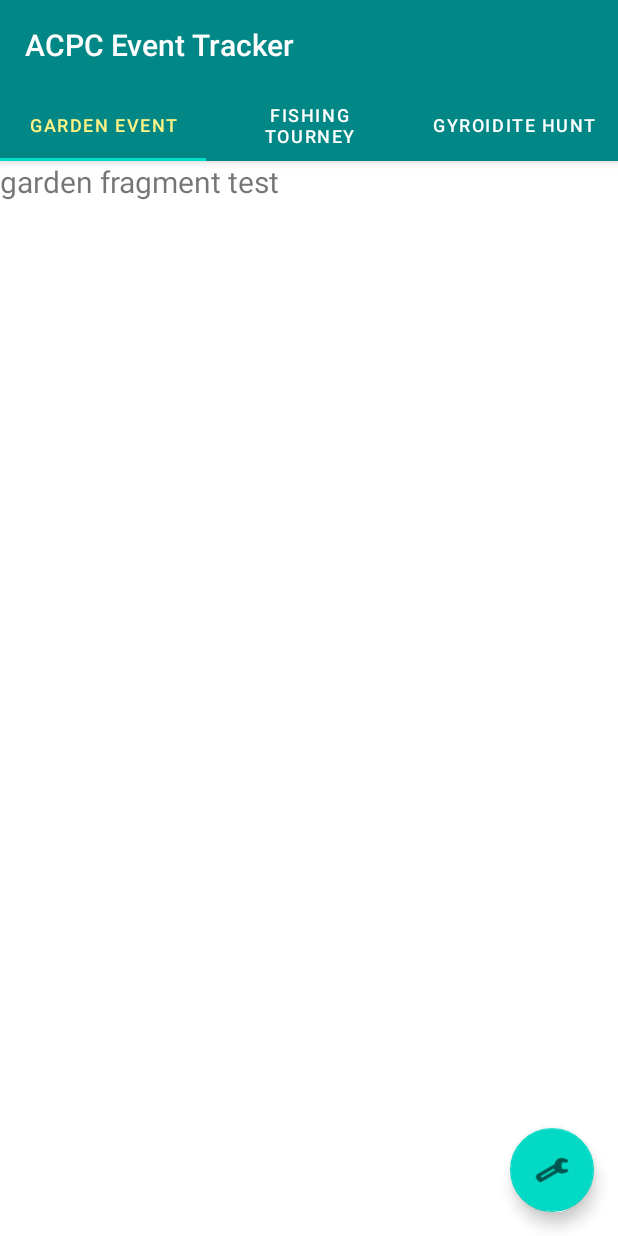
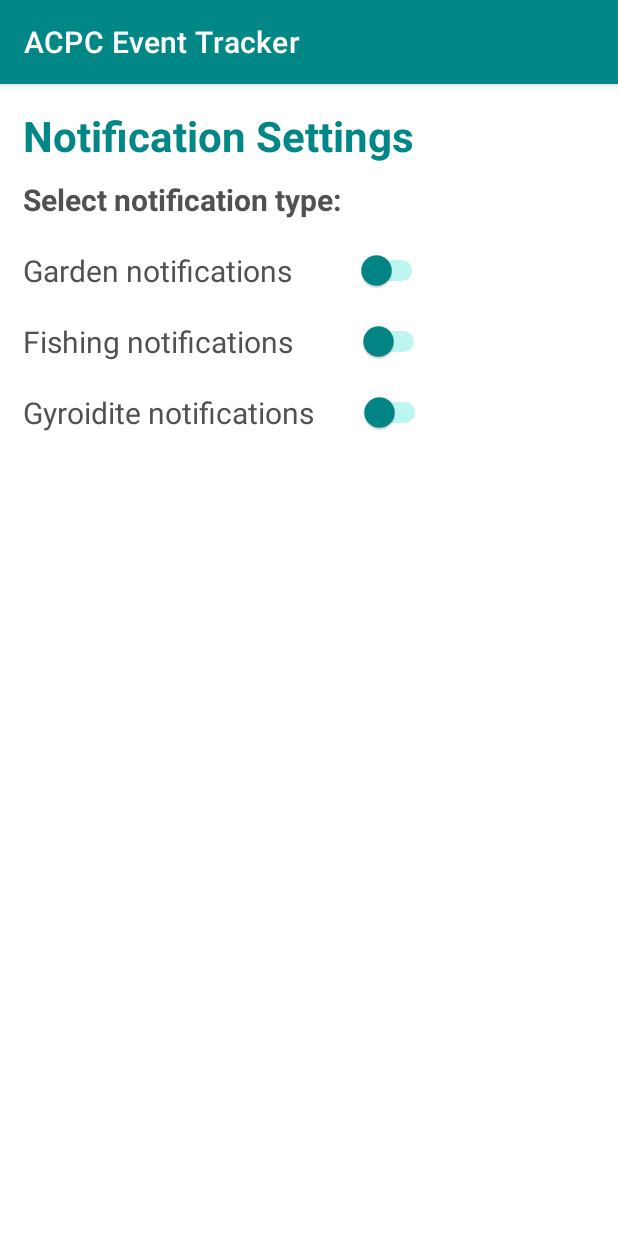
Before and after one commit to LaraLim/ACPC-Event-Tracker, an Android app: the screen it shows after launch (MainActivity before the commit, SettingsPage after it), after a tap on an icon or button, on a phone screen of 412 x 824 dp. Run offline under Robolectric (Android 15) with nearby library versions, the phone set to English and light mode, and no system bars; 1 statement that could not run was skipped.

Commit message:
Created the 3 notification types, started settings page

```diff
--- a/app/src/main/java/com/example/acpceventtracker/MainActivity.java
+++ b/app/src/main/java/com/example/acpceventtracker/MainActivity.java
@@ -1,4 +1,9 @@
 package com.example.acpceventtracker;
+
+/**
+ * References:
+ * https://developer.android.com/reference/androidx/work/PeriodicWorkRequest.Builder
+ * */
 
 import android.app.NotificationChannel;
 import android.app.NotificationManager;
@@ -39,7 +44,7 @@ public class MainActivity extends AppCompatActivity {
         binding = ActivityMainBinding.inflate(getLayoutInflater());
         setContentView(binding.getRoot());
 
-        Duration notificationSendingInterval = Duration.ofMinutes(15);
+        Duration notificationInterval = Duration.ofMinutes(15);
 
         SectionsPagerAdapter sectionsPagerAdapter = new SectionsPagerAdapter(this, getSupportFragmentManager());
         ViewPager viewPager = binding.viewPager;
@@ -47,6 +52,8 @@ public class MainActivity extends AppCompatActivity {
         TabLayout tabs = binding.tabs;
         tabs.setupWithViewPager(viewPager);
         FloatingActionButton fab = binding.fab;
+
+        // below this is notification setup stuff:
 
         // Create the NotificationChannel, but only on API 26+ because
         // the NotificationChannel class is new and not in the support library
@@ -62,19 +69,20 @@ public class MainActivity extends AppCompatActivity {
             notificationManager.createNotificationChannel(channel);
         }
 
-        // using the floating button to test sending notifications, will eventually be for accessing the notification settings page
+        // using the floating button to test sending notifications and accessing the notification settings page
         fab.setOnClickListener(new View.OnClickListener() {
             @Override
             public void onClick(View view) {
                 NotificationSender notificationSender = new NotificationSender(MainActivity.this);
-                notificationSender.sendTestNotification();
+                notificationSender.sendGardenNotification();
+                startActivity(new Intent(MainActivity.this, SettingsPage.class)); // open the notification settings page
             }
         });
 
         // testing WorkRequests and WorkManager with notifications
 
         // create the PeriodicWorkRequest
-        WorkRequest notificationWorkRequest = new PeriodicWorkRequest.Builder(NotificationWorker.class, notificationSendingInterval).build();
+        WorkRequest notificationWorkRequest = new PeriodicWorkRequest.Builder(NotificationWorker.class, notificationInterval).build();
 
         // submit the request to the system
         WorkManager.getInstance(getApplicationContext()).enqueue(notificationWorkRequest);
--- a/app/src/main/java/com/example/acpceventtracker/NotificationSender.java
+++ b/app/src/main/java/com/example/acpceventtracker/NotificationSender.java
@@ -1,4 +1,9 @@
 package com.example.acpceventtracker;
+
+/**
+ * References:
+ * https://developer.android.com/training/notify-user/build-notification#java
+ * */
 
 import android.app.PendingIntent;
 import android.content.Context;
@@ -7,10 +12,6 @@ import android.view.View;
 
 import androidx.core.app.NotificationCompat;
 import androidx.core.app.NotificationManagerCompat;
-
-/***
- * A class to
- */
 
 public class NotificationSender {
     private Context context;
@@ -35,4 +36,55 @@ public class NotificationSender {
         NotificationManagerCompat notificationManager = NotificationManagerCompat.from(context);
         notificationManager.notify(0, builder.build());
     }
+
+    public void sendGardenNotification(){
+        Intent intent = new Intent(context, SettingsPage.class);
+        intent.setFlags(Intent.FLAG_ACTIVITY_NEW_TASK | Intent.FLAG_ACTIVITY_CLEAR_TASK);
+        PendingIntent pendingIntent = PendingIntent.getActivity(context, 0, intent, 0);
+
+        NotificationCompat.Builder builder = new NotificationCompat.Builder(context, context.getString(R.string.channel_id))
+                .setSmallIcon(R.drawable.notification_icon)
+                .setContentTitle("Tend to Pocket Camp garden")
+                .setContentText("Water or harvest flowers \uD83C\uDF37\uD83C\uDF3C\uD83C\uDF3B")
+                .setPriority(NotificationCompat.PRIORITY_DEFAULT)
+                .setContentIntent(pendingIntent)
+                .setAutoCancel(true);
+
+        NotificationManagerCompat notificationManager = NotificationManagerCompat.from(context);
+        notificationManager.notify(0, builder.build());
+    }
+
+    public void sendFishingNotification(){
+        Intent intent = new Intent(context, SettingsPage.class);
+        intent.setFlags(Intent.FLAG_ACTIVITY_NEW_TASK | Intent.FLAG_ACTIVITY_CLEAR_TASK);
+        PendingIntent pendingIntent = PendingIntent.getActivity(context, 0, intent, 0);
+
+        NotificationCompat.Builder builder = new NotificationCompat.Builder(context, context.getString(R.string.channel_id))
+                .setSmallIcon(R.drawable.notification_icon)
+                .setContentTitle("Pocket Camp tourney fish respawned")
+                .setContentText("Catch fish & reach goals \uD83C\uDFA3\uD83D\uDC20")
+                .setPriority(NotificationCompat.PRIORITY_DEFAULT)
+                .setContentIntent(pendingIntent)
+                .setAutoCancel(true);
+
+        NotificationManagerCompat notificationManager = NotificationManagerCompat.from(context);
+        notificationManager.notify(0, builder.build());
+    }
+
+    public void sendGyroidNotification(){
+        Intent intent = new Intent(context, SettingsPage.class);
+        intent.setFlags(Intent.FLAG_ACTIVITY_NEW_TASK | Intent.FLAG_ACTIVITY_CLEAR_TASK);
+        PendingIntent pendingIntent = PendingIntent.getActivity(context, 0, intent, 0);
+
+        NotificationCompat.Builder builder = new NotificationCompat.Builder(context, context.getString(R.string.channel_id))
+                .setSmallIcon(R.drawable.notification_icon)
+                .setContentTitle("Pocket Camp gyroidites respawned")
+                .setContentText("Collect gyroidites & craft furniture \uD83E\uDDFA")
+                .setPriority(NotificationCompat.PRIORITY_DEFAULT)
+                .setContentIntent(pendingIntent)
+                .setAutoCancel(true);
+
+        NotificationManagerCompat notificationManager = NotificationManagerCompat.from(context);
+        notificationManager.notify(0, builder.build());
+    }
 }
--- a/app/src/main/java/com/example/acpceventtracker/NotificationWorker.java
+++ b/app/src/main/java/com/example/acpceventtracker/NotificationWorker.java
@@ -1,4 +1,9 @@
 package com.example.acpceventtracker;
+
+/**
+ * References:
+ * https://developer.android.com/topic/libraries/architecture/workmanager/basics#java
+ * */
 
 import android.content.Context;
 
@@ -15,7 +20,6 @@ public class NotificationWorker extends Worker {
 
     @Override
     public Result doWork() {
-        // Do the work here--in this case, upload the images.
         NotificationSender notificationSender = new NotificationSender(getApplicationContext());
         notificationSender.sendTestNotification();
 
--- a/app/src/main/java/com/example/acpceventtracker/SettingsPage.java
+++ b/app/src/main/java/com/example/acpceventtracker/SettingsPage.java
@@ -4,6 +4,7 @@ import android.app.PendingIntent;
 import android.content.Intent;
 import android.os.Bundle;
 import android.os.PersistableBundle;
+import android.widget.Switch;
 import android.widget.TextView;
 
 import androidx.annotation.Nullable;
@@ -12,13 +13,22 @@ import androidx.core.app.NotificationCompat;
 
 public class SettingsPage extends AppCompatActivity {
 
-    TextView placeholderText;
+    TextView notifPageTitle, notifSubtitle;
+    Switch notifSwitchGarden, notifSwitchFishing, notifSwitchGyroidite;
 
     @Override
     protected void onCreate(Bundle savedInstanceState) {
         super.onCreate(savedInstanceState);
         setContentView(R.layout.activity_settings);
 
-        placeholderText = findViewById(R.id.placeholderText);
+        notifPageTitle = findViewById(R.id.notifPageTitle);
+        notifSubtitle = findViewById(R.id.notifSubtitle);
+
+        // switches are mutually exclusive
+        notifSwitchGarden = findViewById(R.id.notifSwitchGarden);
+        notifSwitchFishing = findViewById(R.id.notifSwitchFishing);
+        notifSwitchGyroidite = findViewById(R.id.notifSwitchGyroidite);
+
+        //notification toggle
     }
 }
--- a/app/src/main/res/layout/activity_settings.xml
+++ b/app/src/main/res/layout/activity_settings.xml
@@ -2,6 +2,8 @@
 <androidx.constraintlayout.widget.ConstraintLayout xmlns:android="http://schemas.android.com/apk/res/android"
     android:layout_width="match_parent"
     android:layout_height="match_parent"
+    android:layout_marginStart="15dp"
+    android:layout_marginTop="15dp"
     android:backgroundTint="@color/teal_700">
 
     <ScrollView
@@ -14,11 +16,57 @@
             android:orientation="vertical">
 
             <TextView
-                android:id="@+id/placeholderText"
+                android:id="@+id/notifPageTitle"
+                android:layout_width="wrap_content"
+                android:layout_height="wrap_content"
+                android:text="Notification Settings"
+                android:textColor="@color/teal_700"
+                android:textSize="28sp"
+                android:textStyle="bold" />
+
+            <TextView
+                android:id="@+id/notifSubtitle"
                 android:layout_width="match_parent"
                 android:layout_height="wrap_content"
-                android:text="settings page test"
-                android:textSize="20sp" />
+                android:layout_marginTop="10dp"
+                android:text="Select notification type:"
+                android:textColor="#515151"
+                android:textSize="20sp"
+                android:textStyle="bold" />
+
+            <Switch
+                android:id="@+id/notifSwitchGarden"
+                android:layout_width="270dp"
+                android:layout_height="wrap_content"
+                android:layout_marginTop="20dp"
+                android:text="Garden notifications"
+                android:textColor="#515151"
+                android:textSize="20sp"
+                android:thumbTint="@color/teal_700"
+                android:trackTint="@color/teal_200" />
+
+            <Switch
+                android:id="@+id/notifSwitchFishing"
+                android:layout_width="271dp"
+                android:layout_height="wrap_content"
+                android:layout_marginTop="20dp"
+                android:text="Fishing notifications"
+                android:textColor="#515151"
+                android:textSize="20sp"
+                android:thumbTint="@color/teal_700"
+                android:trackTint="@color/teal_200" />
+
+            <Switch
+                android:id="@+id/notifSwitchGyroidite"
+                android:layout_width="272dp"
+                android:layout_height="wrap_content"
+                android:layout_marginTop="20dp"
+                android:text="Gyroidite notifications"
+                android:textColor="#515151"
+                android:textSize="20sp"
+                android:thumbTint="@color/teal_700"
+                android:trackTint="@color/teal_200" />
+
         </LinearLayout>
     </ScrollView>
 </androidx.constraintlayout.widget.ConstraintLayout>
```
